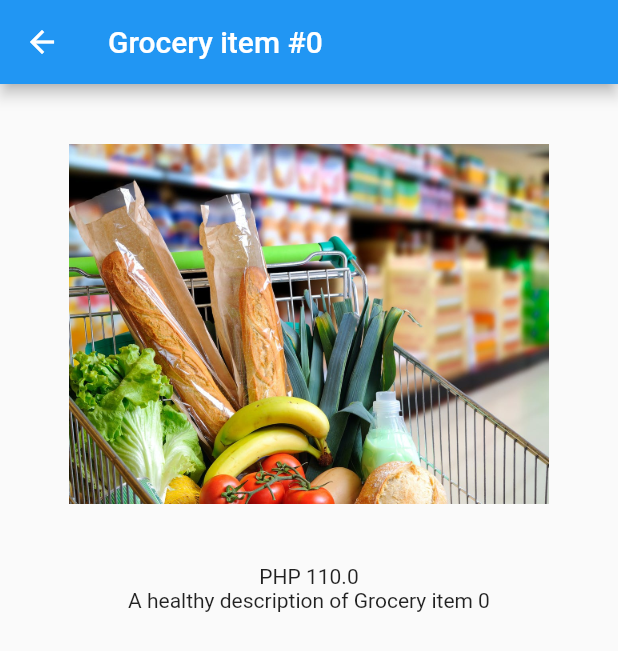
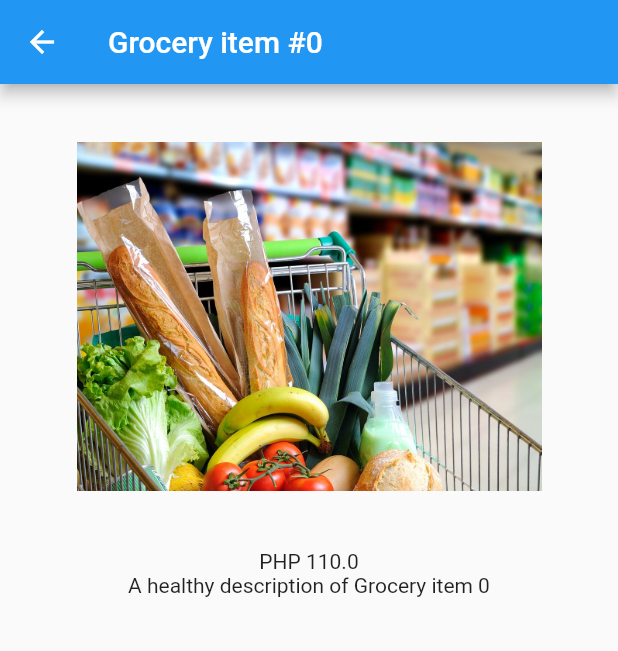
Before and after one commit to mlph-cestremos/flutter-nav-routing-demo, a Flutter app: the screen it shows after launch, after a tap on an icon or button, on a phone screen of 412 x 824 dp. Shown: the top 651 px of the screen. Run offline on Flutter 3.47's test engine with Material 2 defaults, Android fonts, the phone set to English and light mode, and no system bars.

Commit message:
Update width and height of grocery item

```diff
--- a/lib/second_navigation/grocery_item_view.dart
+++ b/lib/second_navigation/grocery_item_view.dart
@@ -26,8 +26,8 @@ class GroceryItemView extends StatelessWidget {
           children: [
             Image.asset(
               'assets/images/grocery.jpg',
-              width: 320,
-              height: 320,
+              width: 310,
+              height: 310,
             ),
             Text('PHP ${grocery.price.roundToDouble()}'),
             Text(grocery.description)
```
